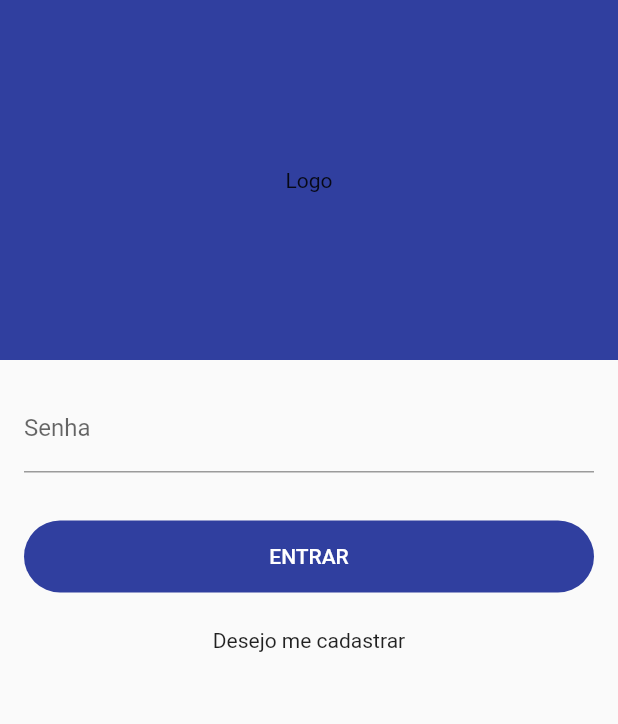
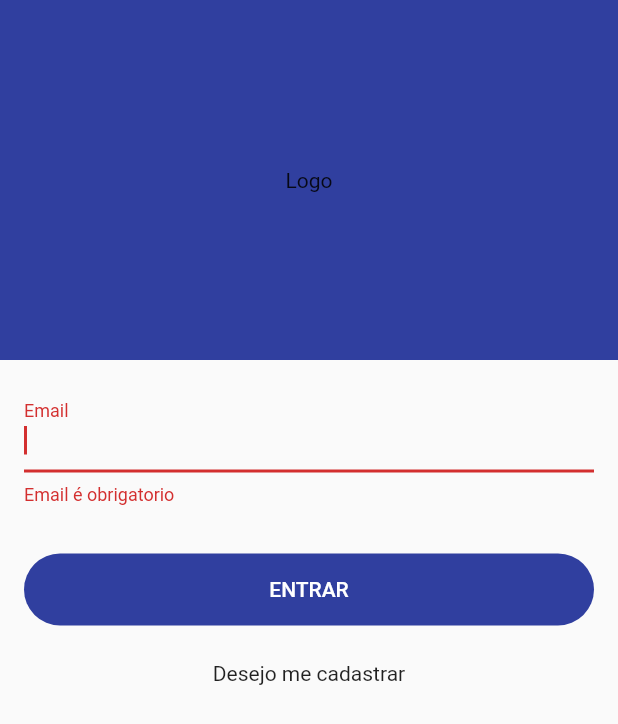
Before and after one commit to gabrielferreir/spaced-repetition-flutter, a Flutter app: the screen it shows after launch, after a tap on "ENTRAR", on a phone screen of 412 x 824 dp. Shown: the top 724 px of the screen. Run offline on Flutter 3.47's test engine with Material 2 defaults, Android fonts, the phone set to English and light mode, and no system bars.

Commit message:
Fazendo login

```diff
--- a/lib/screens/login/login.page.dart
+++ b/lib/screens/login/login.page.dart
@@ -7,9 +7,10 @@ class LoginPage extends StatefulWidget {
   _LoginPageState createState() => _LoginPageState();
 }
 
-class _LoginPageState extends State<LoginPage> with SingleTickerProviderStateMixin {
+class _LoginPageState extends State<LoginPage> {
   final controller = new PageController();
   final emailController = TextEditingController();
+  final passController = TextEditingController();
 
   @override
   Widget build(BuildContext context) {
@@ -29,9 +30,11 @@ class _LoginPageState extends State<LoginPage> with SingleTickerProviderStateMix
         Expanded(
           child: PageView(
             controller: controller,
+            pageSnapping: false,
+            physics: NeverScrollableScrollPhysics(),
             children: <Widget>[
               _email(emailController, _nextPage),
-              _pass(emailController, _prevPage),
+              _pass(passController, _prevPage),
             ],
           ),
         )
@@ -40,13 +43,14 @@ class _LoginPageState extends State<LoginPage> with SingleTickerProviderStateMix
   }
 
   _nextPage() {
-    controller.nextPage(duration: Duration(milliseconds: 280), curve: Curves.ease);
+    controller.nextPage(
+        duration: Duration(milliseconds: 280), curve: Curves.ease);
   }
 
   _prevPage() {
-    controller.previousPage(duration: Duration(milliseconds: 280), curve: Curves.ease);
+    controller.previousPage(
+        duration: Duration(milliseconds: 280), curve: Curves.ease);
   }
-
 }
 
 class _email extends StatefulWidget {
@@ -60,21 +64,41 @@ class _email extends StatefulWidget {
 }
 
 class __emailState extends State<_email> {
+  bool validateInClient = true;
+  final _formKey = GlobalKey<FormState>();
+
+  @override
+  void initState() {
+    this.widget.emailController.addListener(() {
+      setState(() {
+        validateInClient = true;
+      });
+    });
+  }
+
   @override
   Widget build(BuildContext context) {
-    return Column(
+    return SingleChildScrollView(
+      child: Column(
         children: <Widget>[
           Row(
             children: <Widget>[
               Flexible(
                 child: Padding(
                     padding: EdgeInsets.all(16.0),
+                    child: Form(
+                      key: _formKey,
                       child: TextFormField(
                           autofocus: true,
                           controller: this.widget.emailController,
                           decoration: InputDecoration(labelText: 'Email'),
-                ),
-              ),
+                          autovalidate: validateInClient,
+                          validator: (value) {
+                            return validateInClient
+                                ? validatorClient(value)
+                                : validatorServer(value);
+                          }),
+                    )),
               ),
             ],
           ),
@@ -91,7 +115,12 @@ class __emailState extends State<_email> {
                           shape: RoundedRectangleBorder(
                               borderRadius: BorderRadius.circular(48.0)),
                           onPressed: () {
+                            if (_formKey.currentState.validate()) {
+                              validateInClient = !validateInClient;
+                              if (_formKey.currentState.validate()) {
                                 widget.callback();
+                              }
+                            }
                           },
                           color: Theme.of(context).primaryColor,
                           child: Text(
@@ -113,34 +142,97 @@ class __emailState extends State<_email> {
             ],
           )
         ],
+      ),
     );
+  }
+
+  validatorServer(String value) {
+    print('validatorServer');
+    if (value != 'pazuzu@gmail.com') {
+      return 'Digite um email existente';
+    }
+  }
+
+  validatorClient(String value) {
+    print('validatorClient');
+    if (value.isEmpty) {
+      return 'Email é obrigatorio';
+    } else if (!RegExp(r"^[a-zA-Z0-9.]+@[a-zA-Z0-9]+\.[a-zA-Z]+")
+        .hasMatch(value)) {
+      return 'Digite um email válido';
+    }
   }
 }
 
 class _pass extends StatefulWidget {
-  TextEditingController emailController;
+  TextEditingController passController;
   Function callback;
 
   @override
   __passState createState() => __passState();
 
-  _pass(TextEditingController this.emailController, Function this.callback);
+  _pass(TextEditingController this.passController, Function this.callback);
 }
 
 class __passState extends State<_pass> {
+  bool validateInClient = true;
+  final _formKey = GlobalKey<FormState>();
+
+  @override
+  void initState() {
+    this.widget.passController.addListener(() {
+      setState(() {
+        validateInClient = true;
+      });
+    });
+  }
+
   @override
   Widget build(BuildContext context) {
-    return Column(
+    return SingleChildScrollView(
+      child: Column(
         children: <Widget>[
+          Row(
+            crossAxisAlignment: CrossAxisAlignment.center,
+            mainAxisAlignment: MainAxisAlignment.start,
+            children: <Widget>[
+              Padding(
+                padding: EdgeInsets.all(16.0),
+                child: Row(
+                  mainAxisSize: MainAxisSize.max,
+                  mainAxisAlignment: MainAxisAlignment.start,
+                  children: <Widget>[
+                    IconButton(
+                        icon: Icon(Icons.arrow_back),
+                        onPressed: () {
+                          this.widget.callback();
+                        }),
+                    Text(
+                      'gabriel.ferreira@outlook.com.br',
+                      style: TextStyle(fontWeight: FontWeight.bold),
+                    )
+                  ],
+                ),
+              )
+            ],
+          ),
           Row(
             children: <Widget>[
               Flexible(
                 child: Padding(
                   padding: EdgeInsets.all(16.0),
+                  child: Form(
+                    key: _formKey,
                     child: TextFormField(
                         autofocus: true,
-                  controller: this.widget.emailController,
+                        controller: this.widget.passController,
                         decoration: InputDecoration(labelText: 'Senha'),
+                        autovalidate: validateInClient,
+                        validator: (value) {
+                          return validateInClient
+                              ? validatorClient(value)
+                              : validatorServer(value);
+                        }),
                   ),
                 ),
               ),
@@ -159,7 +251,13 @@ class __passState extends State<_pass> {
                           shape: RoundedRectangleBorder(
                               borderRadius: BorderRadius.circular(48.0)),
                           onPressed: () {
-                          widget.callback();
+                            if (_formKey.currentState.validate()) {
+                              validateInClient = !validateInClient;
+                              if (_formKey.currentState.validate()) {
+                                Navigator.pushReplacement(context,
+                                    SlideRouterRight(widget: HomePage()));
+                              }
+                            }
                           },
                           color: Theme.of(context).primaryColor,
                           child: Text(
@@ -169,18 +267,23 @@ class __passState extends State<_pass> {
                         ),
                       ))),
             ],
-        ),
-        Row(
-          crossAxisAlignment: CrossAxisAlignment.center,
-          mainAxisAlignment: MainAxisAlignment.center,
-          children: <Widget>[
-            Padding(
-              padding: EdgeInsets.all(8.0),
-              child: Text('Desejo me cadastrar'),
           )
         ],
-        )
-      ],
+      ),
     );
   }
+
+  validatorServer(String value) {
+    if (value != 'teste123') {
+      return 'Digite uma senha válida';
     }
+  }
+
+  validatorClient(String value) {
+    if (value.isEmpty) {
+      return 'Senha é obrigatoria';
+    } else if (value.length < 8) {
+      return 'A senha deve conter no minimo 8 caracteres';
+    }
+  }
+}
```
Lines whose indentation alone changed are shown as unchanged.
